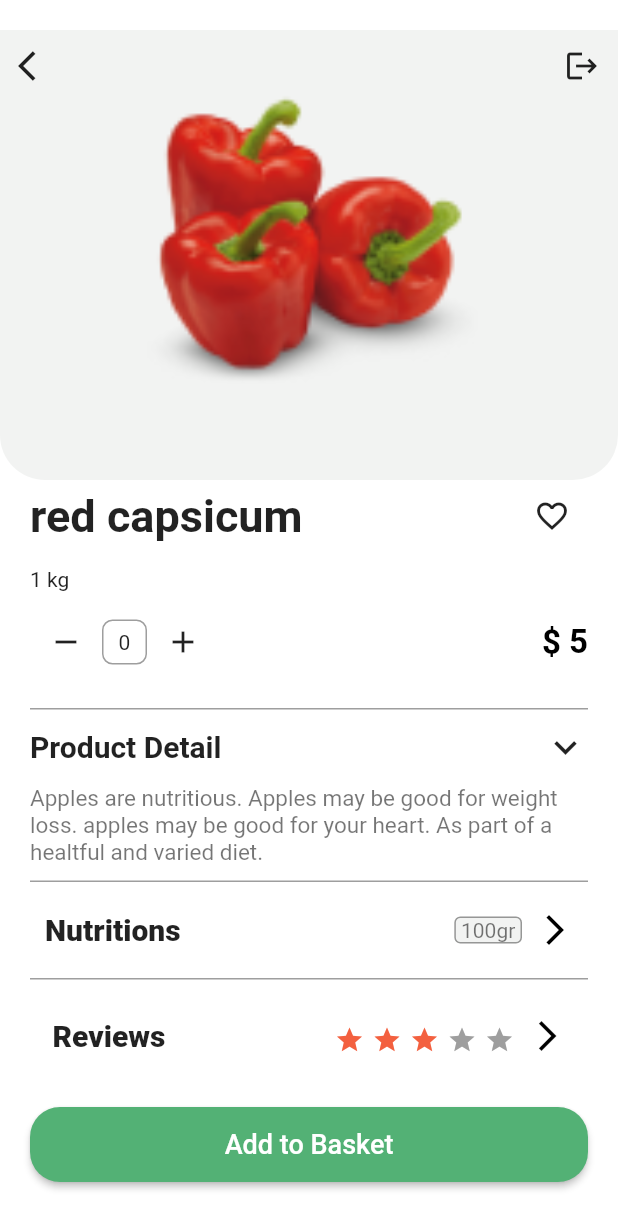
After one commit to akashhardade/nectar, a Flutter app: the Shop screen opened directly, after a tap on "red capsicum", on a phone screen of 412 x 824 dp. The commit adds this screen. Shown: the top 1229 px of the screen. Run offline on Flutter 3.47's test engine with Material 2 defaults, Android fonts, the phone set to English and light mode, and no system bars; drawn by our look-alikes of flutter_rating_bar; our stand-ins replace form_field_validator, intl_phone_number_input; Roboto replaces fonts that are missing (Gilory-Light, Gilroy-ExtraBold).

Commit message:
product details done

```diff
--- a/lib/Screens/homescreen/explore.dart
+++ b/lib/Screens/homescreen/explore.dart
@@ -9,6 +9,8 @@ class Explore extends StatefulWidget {
 class _ExploreState extends State<Explore> {
   @override
   Widget build(BuildContext context) {
-    return Container();
+    return Scaffold(
+
+    );
   }
 }
--- /dev/null
+++ b/lib/Screens/homescreen/productdetails.dart
@@ -0,0 +1,267 @@
+import 'package:flutter/material.dart';
+import 'package:grocery/constant/constant.dart';
+import 'package:flutter_rating_bar/flutter_rating_bar.dart';
+
+class ProductDetails extends StatefulWidget {
+  final Map product;
+  ProductDetails({Key? key, required this.product}) : super(key: key);
+
+  @override
+  _ProductDetailsState createState() => _ProductDetailsState();
+}
+
+class _ProductDetailsState extends State<ProductDetails> {
+  int _itemCount = 0;
+  @override
+  Widget build(BuildContext context) {
+    return Scaffold(
+      backgroundColor: Colors.white,
+      body: SingleChildScrollView(
+        child: Column(children: [
+          SizedBox(
+            height: 20,
+          ),
+          Stack(
+            children: [
+              Container(
+                decoration: BoxDecoration(
+                    color: Color(0xffF2F3F2),
+                    borderRadius: BorderRadius.only(
+                        bottomLeft: Radius.circular(30),
+                        bottomRight: Radius.circular(30))),
+                height: 300,
+                width: double.infinity,
+              ),
+              Row(
+                mainAxisAlignment: MainAxisAlignment.spaceBetween,
+                children: [
+                  IconButton(
+                      onPressed: () {
+                        Navigator.of(context).pop();
+                      },
+                      icon: Icon(Icons.arrow_back_ios)),
+                  IconButton(onPressed: () {}, icon: Icon(Icons.logout))
+                ],
+              ),
+              Center(
+                child: Padding(
+                  padding: const EdgeInsets.only(top: 40),
+                  child: Image(
+                    height: 200,
+                    image: AssetImage(widget.product["image"]),
+                    fit: BoxFit.cover,
+                  ),
+                ),
+              ),
+            ],
+          ),
+          Padding(
+              padding: const EdgeInsets.symmetric(horizontal: 20),
+              child: Column(children: [
+                Row(
+                  mainAxisAlignment: MainAxisAlignment.spaceBetween,
+                  children: [
+                    Text("${widget.product["title"]}",
+                        style: TextStyle(
+                            fontSize: 30, fontWeight: FontWeight.bold)),
+                    IconButton(
+                        onPressed: () {}, icon: Icon(Icons.favorite_border)),
+                  ],
+                ),
+                SizedBox(
+                  height: 10,
+                ),
+                Align(
+                    alignment: Alignment.centerLeft,
+                    child: Text("${widget.product["description"]}")),
+                SizedBox(
+                  height: 10,
+                ),
+                Row(
+                  mainAxisAlignment: MainAxisAlignment.spaceBetween,
+                  children: [
+                    Row(
+                      children: <Widget>[
+                        IconButton(
+                          icon: Icon(Icons.remove),
+                          onPressed: () => {
+                            if (_itemCount >= 1) {setState(() => _itemCount--)}
+                          },
+                        ),
+                        Container(
+                            alignment: Alignment.center,
+                            height: 30,
+                            width: 30,
+                            decoration: BoxDecoration(
+                                borderRadius: BorderRadius.circular(7),
+                                border: Border.all(color: Colors.black38)),
+                            child: Text(_itemCount.toString())),
+                        IconButton(
+                            icon: Icon(Icons.add),
+                            onPressed: () => setState(() => _itemCount++))
+                      ],
+                    ),
+                    Text(
+                      "\$ ${widget.product["price"]}",
+                      style: TextStyle(
+                          fontSize: 22,
+                          color: Colors.black,
+                          fontWeight: FontWeight.bold),
+                    )
+                  ],
+                ),
+                SizedBox(
+                  height: 20,
+                ),
+                Container(
+                    decoration: BoxDecoration(
+                        border: Border(
+                            bottom: BorderSide(color: Colors.black38),
+                            top: BorderSide(color: Colors.black38))),
+                    child: Padding(
+                      padding: const EdgeInsets.only(top: 10, bottom: 10),
+                      child: Column(
+                        mainAxisAlignment: MainAxisAlignment.start,
+                        children: [
+                          Row(
+                            mainAxisAlignment: MainAxisAlignment.spaceBetween,
+                            children: [
+                              Text(
+                                "Product Detail",
+                                style: TextStyle(
+                                    fontSize: 20, fontWeight: FontWeight.bold),
+                              ),
+                              Icon(
+                                Icons.expand_more,
+                                size: 30,
+                              )
+                            ],
+                          ),
+                          SizedBox(
+                            height: 10,
+                          ),
+                          Text(
+                            "Apples are nutritious. Apples may be good for weight loss. apples may be good for your heart. As part of a healtful and varied diet.",
+                            style:
+                                TextStyle(fontSize: 15, color: Colors.black54),
+                          ),
+                        ],
+                      ),
+                    )),
+                SizedBox(
+                  height: 10,
+                ),
+                Container(
+                  decoration: BoxDecoration(
+                      border: Border(
+                    bottom: BorderSide(color: Colors.black38),
+                  )),
+                  child: Padding(
+                    padding: const EdgeInsets.only(
+                        top: 10, bottom: 20, left: 10, right: 10),
+                    child: Row(
+                      mainAxisAlignment: MainAxisAlignment.spaceBetween,
+                      children: [
+                        Text(
+                          "Nutritions",
+                          style: TextStyle(
+                              fontSize: 20, fontWeight: FontWeight.w800),
+                        ),
+                        Row(
+                          children: [
+                            Container(
+                                decoration: BoxDecoration(
+                                    borderRadius: BorderRadius.circular(4),
+                                    color: Color(0xffF2F3F2),
+                                    border: Border.all(color: Colors.black38)),
+                                child: Text(
+                                  " 100gr ",
+                                  style: TextStyle(color: Colors.black54),
+                                )),
+                            SizedBox(
+                              width: 10,
+                            ),
+                            Icon(
+                              Icons.arrow_forward_ios,
+                              color: Colors.black,
+                            )
+                          ],
+                        ),
+                      ],
+                    ),
+                  ),
+                ),
+                SizedBox(
+                  height: 10,
+                ),
+                Container(
+                  decoration: BoxDecoration(),
+                  child: Padding(
+                    padding: const EdgeInsets.all(15),
+                    child: Row(
+                      mainAxisAlignment: MainAxisAlignment.spaceBetween,
+                      children: [
+                        Text(
+                          "Reviews",
+                          style: TextStyle(
+                              fontFamily: "Gilroy-ExtraBold",
+                              fontSize: 20,
+                              fontWeight: FontWeight.w800),
+                        ),
+                        Row(
+                          children: [
+                            Container(
+                              child: RatingBar.builder(
+                                  initialRating: 3,
+                                  minRating: 1,
+                                  direction: Axis.horizontal,
+                                  allowHalfRating: false,
+                                  itemSize: 20,
+                                  itemCount: 5,
+                                  itemPadding: EdgeInsets.only(left: 5, top: 5),
+                                  itemBuilder: (context, _) => Icon(
+                                        Icons.star,
+                                        color: Color(0xffF3603F),
+                                      ),
+                                  onRatingUpdate: (rating) {}),
+                            ),
+                            SizedBox(
+                              width: 10,
+                            ),
+                            Icon(
+                              Icons.arrow_forward_ios,
+                              color: Colors.black,
+                            )
+                          ],
+                        ),
+                      ],
+                    ),
+                  ),
+                ),
+                SizedBox(
+                  height: 20,
+                ),
+                SizedBox(
+                  height: 50,
+                  width: double.infinity,
+                  child: ElevatedButton(
+                    child: Text(
+                      'Add to Basket',
+                      style:
+                          TextStyle(fontFamily: 'Gilory-Light', fontSize: 18),
+                    ),
+                    onPressed: () {},
+                    style: ElevatedButton.styleFrom(
+                      shape: new RoundedRectangleBorder(
+                        borderRadius: new BorderRadius.circular(20),
+                      ),
+                      primary: kgreen,
+                    ),
+                  ),
+                )
+              ])),
+        ]),
+      ),
+    );
+  }
+}
--- a/lib/Screens/homescreen/shop.dart
+++ b/lib/Screens/homescreen/shop.dart
@@ -1,4 +1,5 @@
 import 'package:flutter/material.dart';
+import 'package:grocery/Screens/homescreen/productdetails.dart';
 import 'package:grocery/constant/constant.dart';
 
 class Shop extends StatefulWidget {
@@ -83,6 +84,8 @@ class _ShopState extends State<Shop> {
     },
   ];
 
+  int currentindex = 0;
+
   @override
   Widget build(BuildContext context) {
     return Scaffold(
@@ -161,6 +164,16 @@ class _ShopState extends State<Shop> {
                               padding: const EdgeInsets.only(
                                 right: 15.0,
                               ),
+                              child: InkWell(
+                                onTap: () {
+                                  setState(() {
+                                    currentindex = index;
+                                  });
+                                  Navigator.of(context).push(MaterialPageRoute(
+                                      builder: (_) => ProductDetails(
+                                          product: products[0]["exclusive"]
+                                              [currentindex])));
+                                },
                                 child: Container(
                                   height: 250,
                                   width: 180,
@@ -232,6 +245,7 @@ class _ShopState extends State<Shop> {
                                     ),
                                   ),
                                 ),
+                              ),
                             );
                           }),
                     ),
@@ -270,6 +284,17 @@ class _ShopState extends State<Shop> {
                                 top: 10.0,
                                 right: 15,
                               ),
+                              child: InkWell(
+                                onTap: () {
+                                   setState(() {
+                                    currentindex = index;
+                                  });
+                                  Navigator.of(context).push(MaterialPageRoute(
+                                      builder: (_) => ProductDetails(
+                                          product: products[0]["bestselling"]
+                                              [currentindex])));
+
+                                },
                                 child: Container(
                                   height: 250,
                                   width: 180,
@@ -338,6 +363,7 @@ class _ShopState extends State<Shop> {
                                           ],
                                         ),
                                       ],
+                                    ),
                                   ),
                                 ),
                               ),
@@ -449,6 +475,16 @@ class _ShopState extends State<Shop> {
                           itemBuilder: (context, index) {
                             return Padding(
                               padding: const EdgeInsets.only(right: 15.0),
+                              child: InkWell(
+                                onTap: () {
+                                    setState(() {
+                                    currentindex = index;
+                                  });
+                                  Navigator.of(context).push(MaterialPageRoute(
+                                      builder: (_) => ProductDetails(
+                                          product: products[0]["groceries"]
+                                              [currentindex])));
+                                },
                                 child: Container(
                                   height: 250,
                                   width: 180,
@@ -520,6 +556,7 @@ class _ShopState extends State<Shop> {
                                     ),
                                   ),
                                 ),
+                              ),
                             );
                           }),
                     ),
--- a/pubspec.yaml
+++ b/pubspec.yaml
@@ -25,6 +25,7 @@ dependencies:
     sdk: flutter
   form_field_validator: ^1.1.0
   intl_phone_number_input: ^0.7.0+2
+  flutter_rating_bar: ^4.0.0
 
   # The following adds the Cupertino Icons font to your application.
   # Use with the CupertinoIcons class for iOS style icons.
```
Also changed, not shown: pubspec.lock. Lines whose indentation alone changed are shown as unchanged.
